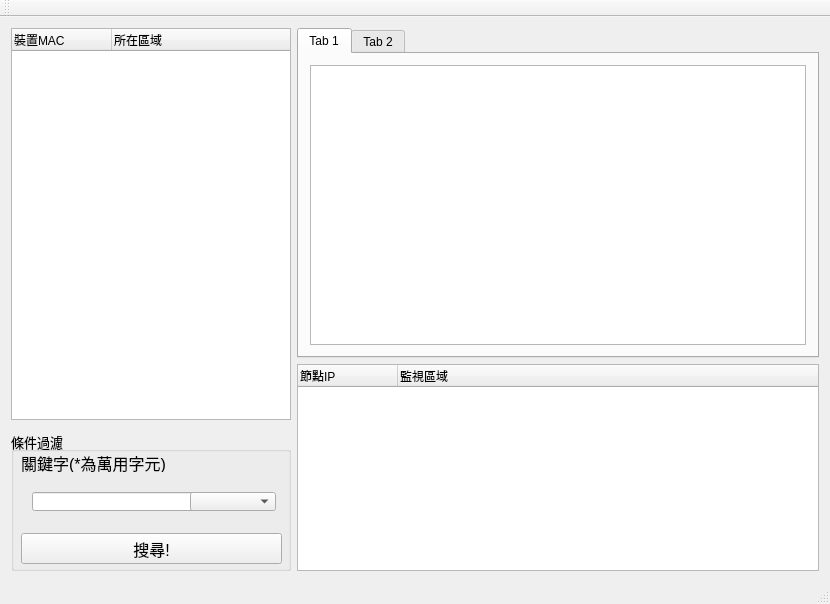
GGORZ10227216/WIFI_tracker_MTK, file ui/mainwindow.ui: the form before one commit.
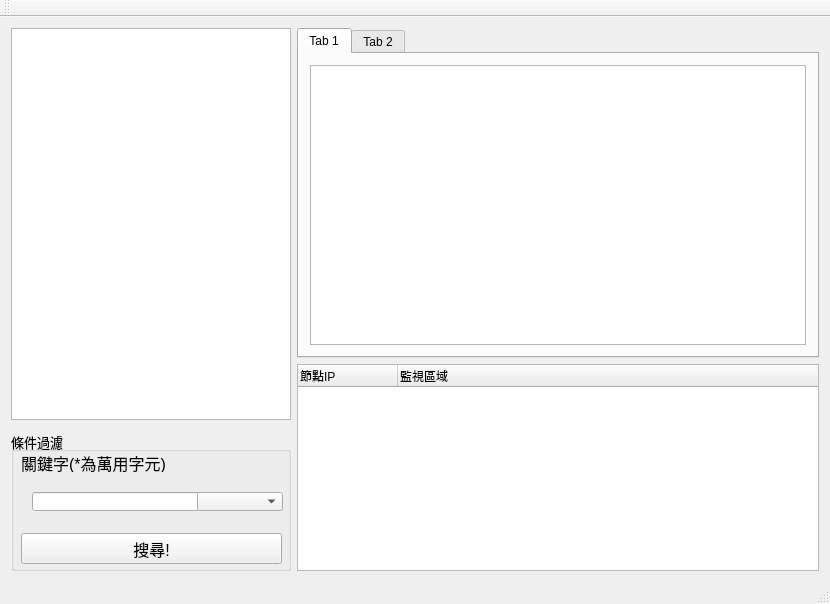
The form after the commit.

Commit message: 我下次一定會記得push

```diff
--- a/ui/mainwindow.ui
+++ b/ui/mainwindow.ui
@@ -23,7 +23,7 @@
          <number>0</number>
         </property>
         <item>
-         <widget class="QTreeWidget" name="treeWidget">
+         <widget class="QTreeView" name="treeView">
           <property name="minimumSize">
            <size>
             <width>280</width>
@@ -36,16 +36,6 @@
             <height>16777215</height>
            </size>
           </property>
-          <column>
-           <property name="text">
-            <string>裝置MAC</string>
-           </property>
-          </column>
-          <column>
-           <property name="text">
-            <string>所在區域</string>
-           </property>
-          </column>
          </widget>
         </item>
         <item>
@@ -104,7 +94,7 @@
             <rect>
              <x>10</x>
              <y>50</y>
-             <width>266</width>
+             <width>273</width>
              <height>41</height>
             </rect>
            </property>
```
The commit also changes 2 other files.
